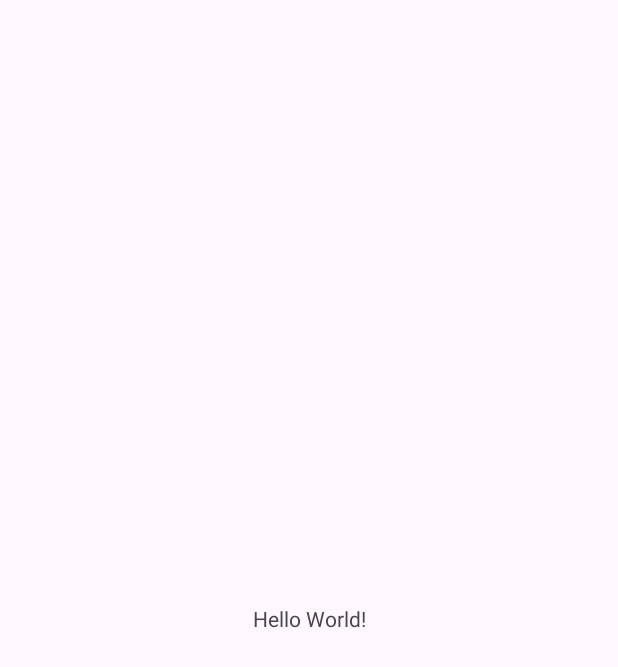
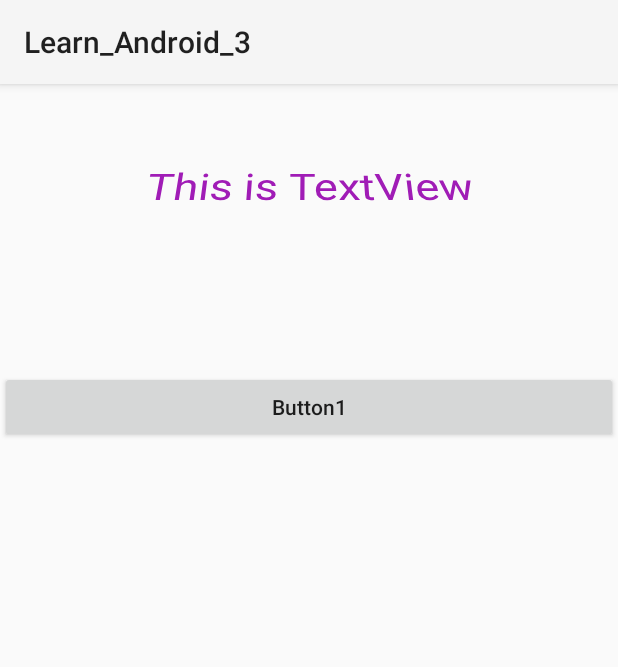
Before and after one commit to zzmeow0516/Learn_Android_3, an Android app: the screen it shows after launch (MainActivity), on a phone screen of 412 x 824 dp. Before the commit the part shown is almost empty. Shown: the top 667 px of the screen. Run offline under Robolectric (Android 15) with nearby library versions, the phone set to English and light mode, and no system bars.

Commit message:
TextView over, take another button listener by  OnClickListener interface

```diff
--- a/app/src/main/java/com/example/learn_android_3/MainActivity.kt
+++ b/app/src/main/java/com/example/learn_android_3/MainActivity.kt
@@ -1,20 +1,33 @@
 package com.example.learn_android_3
 
 import android.os.Bundle
+import android.util.Log
+import android.view.View
+import android.widget.Button
 import androidx.activity.enableEdgeToEdge
 import androidx.appcompat.app.AppCompatActivity
 import androidx.core.view.ViewCompat
 import androidx.core.view.WindowInsetsCompat
 
-class MainActivity : AppCompatActivity() {
+//MainActivity 类实现了 View.OnClickListener 接口，这意味着 MainActivity 类必须实现 onClick 方法，从而可以作为点击事件的监听器
+//笑鼠，OnClickListener接口只有一个方法onClick(v: View?)
+class MainActivity : AppCompatActivity(), View.OnClickListener {
+
+    private val TAG = "mylog_MainActivity"
+
     override fun onCreate(savedInstanceState: Bundle?) {
         super.onCreate(savedInstanceState)
         enableEdgeToEdge()
         setContentView(R.layout.activity_main)
-        ViewCompat.setOnApplyWindowInsetsListener(findViewById(R.id.main)) { v, insets ->
-            val systemBars = insets.getInsets(WindowInsetsCompat.Type.systemBars())
-            v.setPadding(systemBars.left, systemBars.top, systemBars.right, systemBars.bottom)
-            insets
+        val button1: Button = findViewById(R.id.button1)
+        //将当前的 MainActivity 实例（即 this）设置为按钮（button1）的点击事件监听器
+        //这样，当按钮被点击时，系统会调用 MainActivity 的 onClick 方法来处理点击事件
+        button1.setOnClickListener(this)
+    }
+
+    override fun onClick(v: View?) {
+        when (v?.id) {
+            R.id.button1 -> Log.v(TAG, "we click button1")
         }
     }
 }
--- a/app/src/main/res/layout/activity_main.xml
+++ b/app/src/main/res/layout/activity_main.xml
@@ -1,19 +1,26 @@
-<?xml version="1.0" encoding="utf-8"?>
-<androidx.constraintlayout.widget.ConstraintLayout xmlns:android="http://schemas.android.com/apk/res/android"
-    xmlns:app="http://schemas.android.com/apk/res-auto"
-    xmlns:tools="http://schemas.android.com/tools"
-    android:id="@+id/main"
+<LinearLayout xmlns:android="http://schemas.android.com/apk/res/android"
     android:layout_width="match_parent"
     android:layout_height="match_parent"
-    tools:context=".MainActivity">
+    android:orientation="vertical"
+    android:theme="@style/Theme.Learn_Android_3">
 
+
+    <!--gravity指定对齐方式-->
     <TextView
-        android:layout_width="wrap_content"
+        android:id="@+id/textView"
+        android:layout_width="match_parent"
+        android:layout_height="247dp"
+        android:gravity="center"
+        android:rotationX="36"
+        android:text="This is TextView"
+        android:textColor="#A01CB6"
+        android:textSize="30sp" />
+
+    <Button
+        android:id="@+id/button1"
+        android:layout_width="match_parent"
         android:layout_height="wrap_content"
-        android:text="Hello World!"
-        app:layout_constraintBottom_toBottomOf="parent"
-        app:layout_constraintEnd_toEndOf="parent"
-        app:layout_constraintStart_toStartOf="parent"
-        app:layout_constraintTop_toTopOf="parent" />
+        android:text="Button1"
+        android:textAllCaps="false"/>
 
-</androidx.constraintlayout.widget.ConstraintLayout>
+</LinearLayout>
--- a/app/src/main/res/values/themes.xml
+++ b/app/src/main/res/values/themes.xml
@@ -5,5 +5,7 @@
         <!-- <item name="colorPrimary">@color/my_light_primary</item> -->
     </style>
 
-    <style name="Theme.Learn_Android_3" parent="Base.Theme.Learn_Android_3" />
+    <style name="Theme.Learn_Android_3" parent="Theme.AppCompat.DayNight" >
+    </style>
+
 </resources>
```
Also changed, not shown: 1 other file.
